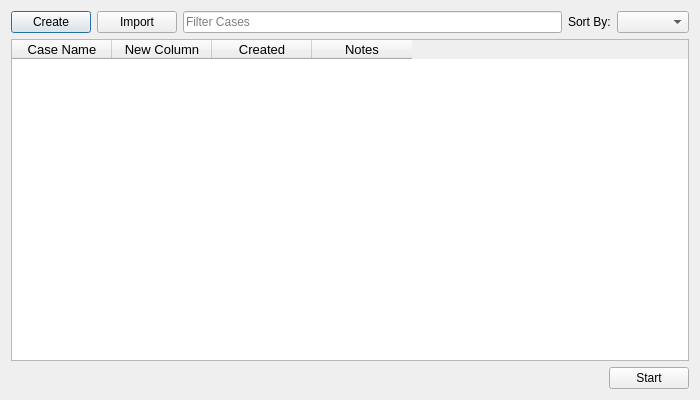
Qt form src/ui/dialogs/startupdialog.ui (davidferrei/nomen) before a commit.
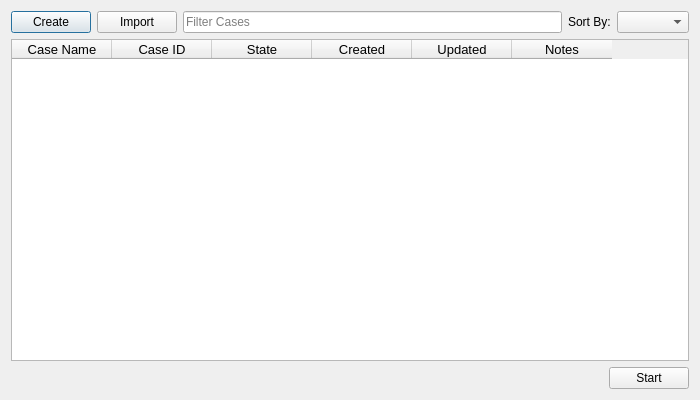
The same form after that commit.

Commit message: CaseManager Setup

```diff
--- a/src/ui/dialogs/startupdialog.ui
+++ b/src/ui/dialogs/startupdialog.ui
@@ -95,7 +95,12 @@
          </column>
          <column>
           <property name="text">
-           <string>New Column</string>
+           <string>Case ID</string>
+          </property>
+         </column>
+         <column>
+          <property name="text">
+           <string>State</string>
           </property>
          </column>
          <column>
@@ -103,6 +108,11 @@
            <string>Created</string>
           </property>
          </column>
+         <column>
+          <property name="text">
+           <string>Updated</string>
+          </property>
+         </column>
          <column>
           <property name="text">
            <string>Notes</string>
```
The commit also changes 4 other files.
